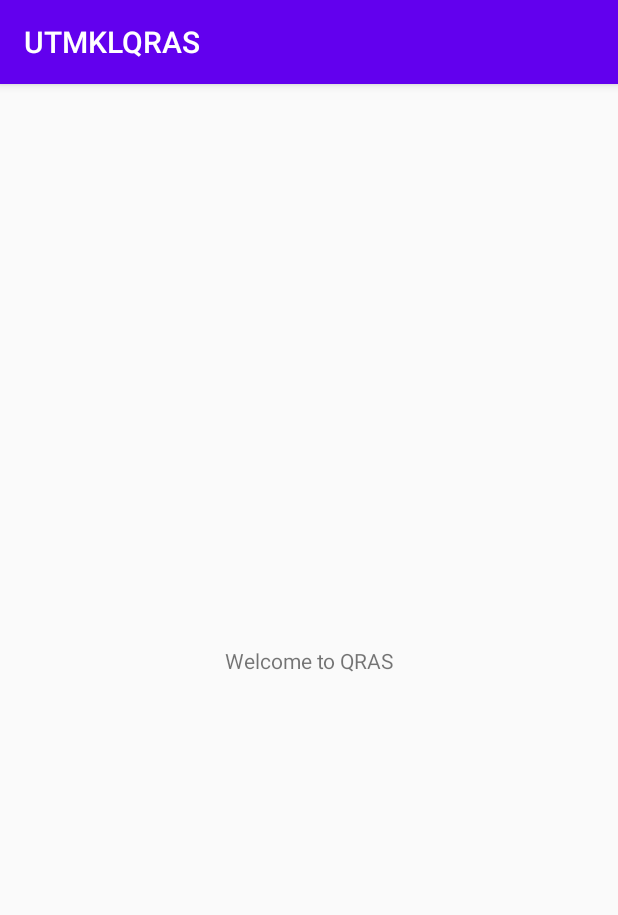
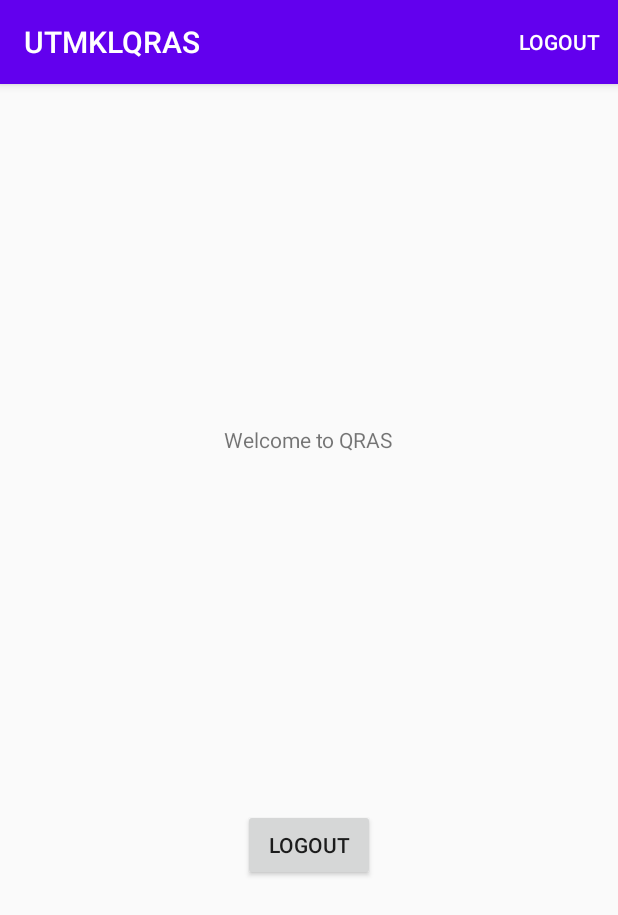
Before and after one commit to adamilman/UTMKLQRAS, an Android app: the screen it shows after launch once a user with an empty profile is signed in (HomePageActivity), on a phone screen of 412 x 824 dp. Shown: the top 915 px of the screen. Run offline under Robolectric (Android 15) with nearby library versions, the phone set to English and light mode, and no system bars; our stand-ins replace Firebase (no records; nobody signed in at launch, a user with empty details on screens opened directly).

Commit message:
logout function with top navigation bar

```diff
--- a/UTMKLQRAS/app/src/main/java/com/example/utmklqras/HomePageActivity.java
+++ b/UTMKLQRAS/app/src/main/java/com/example/utmklqras/HomePageActivity.java
@@ -1,14 +1,59 @@
 package com.example.utmklqras;
 
+import androidx.annotation.NonNull;
 import androidx.appcompat.app.AppCompatActivity;
+import androidx.appcompat.widget.Toolbar;
 
+import android.content.Intent;
 import android.os.Bundle;
+import android.view.Menu;
+import android.view.MenuItem;
+import android.view.View;
+import android.widget.Button;
+
+import com.google.firebase.auth.FirebaseAuth;
 
 public class HomePageActivity extends AppCompatActivity {
+
+    private FirebaseAuth firebaseAuth;
+    private Button logout;
 
     @Override
     protected void onCreate(Bundle savedInstanceState) {
         super.onCreate(savedInstanceState);
         setContentView(R.layout.activity_home_page);
+
+        firebaseAuth = FirebaseAuth.getInstance();
+
+        logout = (Button) findViewById(R.id.btnLogout);
+
+        logout.setOnClickListener(new View.OnClickListener() {
+            @Override
+            public void onClick(View view) {
+                Logout();
+            }
+        });
+    }
+    private void Logout(){
+        firebaseAuth.signOut();
+        finish();
+        startActivity(new Intent(HomePageActivity.this, LoginActivity.class));
+    }
+
+    @Override
+    public boolean onCreateOptionsMenu(Menu menu) {
+        getMenuInflater().inflate(R.menu.menu, menu);
+        return true;
+    }
+
+    @Override
+    public boolean onOptionsItemSelected(@NonNull MenuItem item) {
+
+        switch (item.getItemId()){
+            case R.id.logoutMenu:{
+                Logout();
+            }
+        }
+        return super.onOptionsItemSelected(item);
     }
 }
--- a/UTMKLQRAS/app/src/main/java/com/example/utmklqras/LoginActivity.java
+++ b/UTMKLQRAS/app/src/main/java/com/example/utmklqras/LoginActivity.java
@@ -30,7 +30,6 @@ public class LoginActivity extends AppCompatActivity {
     private FirebaseAuth firebaseAuth;
     private ProgressDialog progressDialog;
 
-    private ImageView test;
 
     boolean isValid = false;
 
--- a/UTMKLQRAS/app/src/main/res/layout/activity_home_page.xml
+++ b/UTMKLQRAS/app/src/main/res/layout/activity_home_page.xml
@@ -6,6 +6,7 @@
     android:layout_height="match_parent"
     tools:context=".HomePageActivity">
 
+
     <TextView
         android:id="@+id/textView"
         android:layout_width="wrap_content"
@@ -13,16 +14,18 @@
         android:text="Welcome to QRAS"
         app:layout_constraintBottom_toBottomOf="parent"
         app:layout_constraintEnd_toEndOf="parent"
+        app:layout_constraintHorizontal_bias="0.498"
         app:layout_constraintStart_toStartOf="parent"
-        app:layout_constraintTop_toTopOf="parent" />
+        app:layout_constraintTop_toTopOf="parent"
+        app:layout_constraintVertical_bias="0.304" />
 
-    <ImageView
-        android:id="@+id/imageView2"
+    <Button
+        android:id="@+id/btnLogout"
         android:layout_width="wrap_content"
         android:layout_height="wrap_content"
-        app:layout_constraintBottom_toTopOf="@+id/textView"
+        android:text="LOGOUT"
+        app:layout_constraintBottom_toBottomOf="parent"
         app:layout_constraintEnd_toEndOf="parent"
         app:layout_constraintStart_toStartOf="parent"
-        app:layout_constraintTop_toTopOf="parent"
-        tools:srcCompat="@tools:sample/avatars" />
+        app:layout_constraintTop_toBottomOf="@+id/textView" />
 </androidx.constraintlayout.widget.ConstraintLayout>
--- /dev/null
+++ b/UTMKLQRAS/app/src/main/res/menu/menu.xml
@@ -0,0 +1,15 @@
+<?xml version="1.0" encoding="utf-8"?>
+<menu xmlns:android="http://schemas.android.com/apk/res/android"
+    xmlns:app="http://schemas.android.com/apk/res-auto">
+
+    <item
+        android:id="@+id/logoutMenu"
+        android:orderInCategory="100"
+        app:showAsAction="always"
+        android:title="Logout">
+    </item>
+
+
+
+
+</menu>
```
